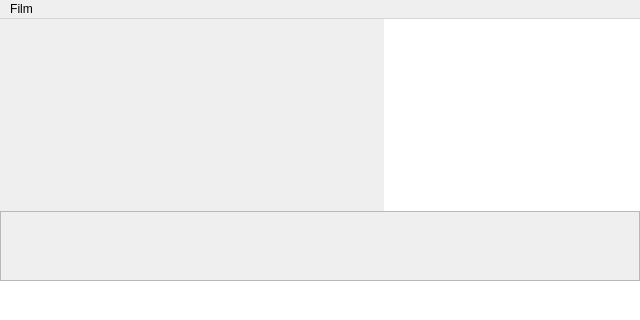
Old version of the form mainwindow.ui in the repository artm/WatchThatSound; both pictures show x 0 to 640 and y 0 to 320 of the 640 by 614 pixel window.
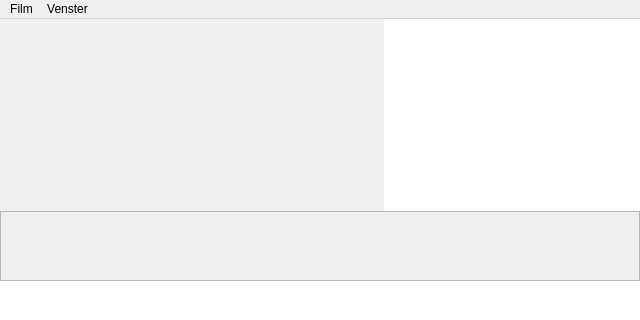
New version of the form. Icons and pictures are not drawn. Custom widgets are drawn as their Qt base class.

Commit message: More robust movie selector screen

The edit to the form file:
```diff
--- a/mainwindow.ui
+++ b/mainwindow.ui
@@ -274,7 +274,14 @@
     </property>
     <addaction name="actionPlay"/>
    </widget>
+   <widget class="QMenu" name="menuVenster">
+    <property name="title">
+     <string>Venster</string>
+    </property>
+    <addaction name="actionFullscreen"/>
+   </widget>
    <addaction name="menuFilm"/>
+   <addaction name="menuVenster"/>
   </widget>
   <action name="actionPlay">
    <property name="checkable">
```
The commit also changes 1 other file.
